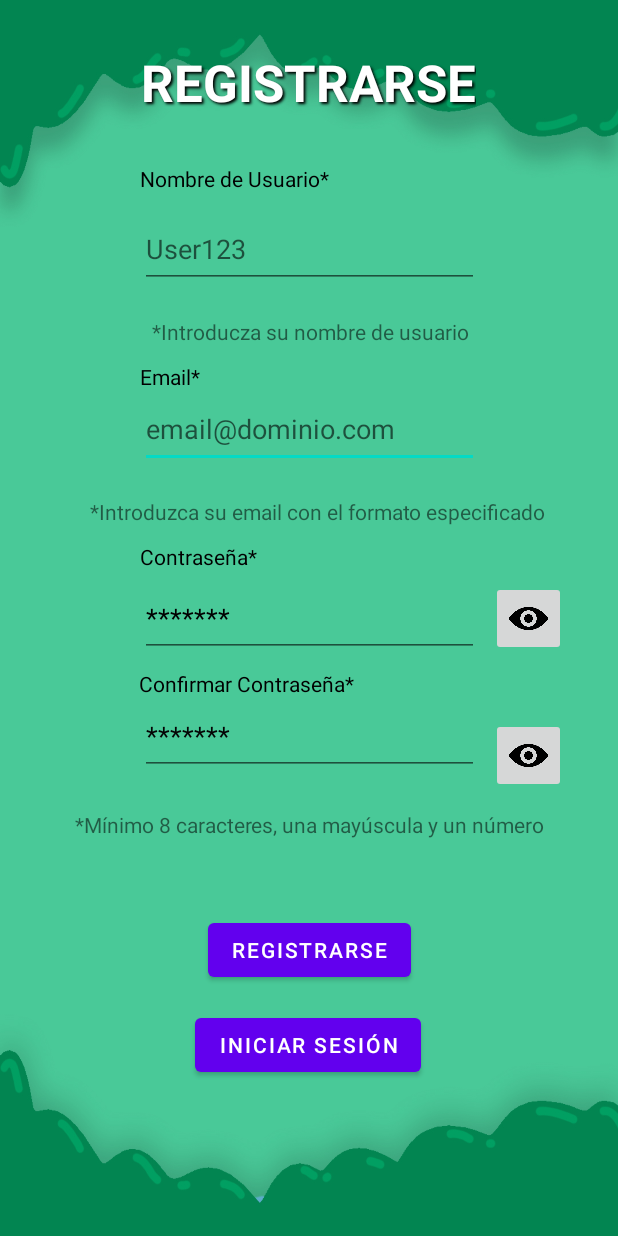
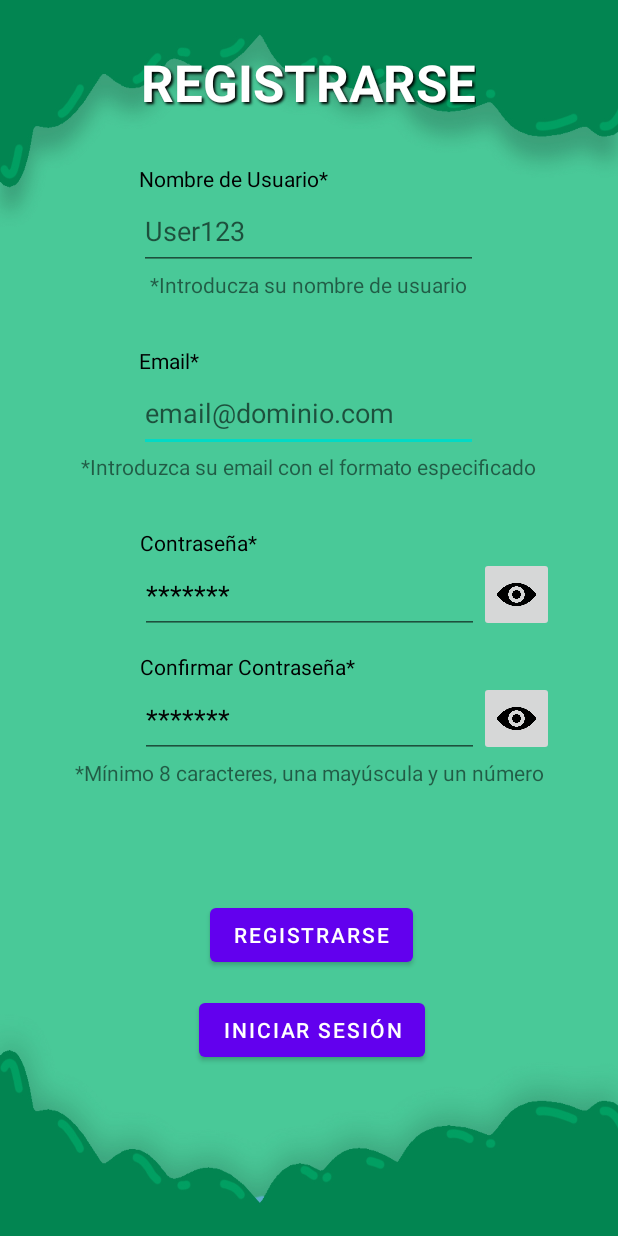
Before and after one commit to Ivangb0/Proyecto-PSW, an Android app: the Registrarse screen opened directly, with no data from a screen before it, on a phone screen of 412 x 824 dp. Run offline under Robolectric (Android 15) with nearby library versions, the phone set to English and light mode, and no system bars.

Commit message:
arreglos en diseño, ahora luego sigo

```diff
--- a/app/src/main/java/com/example/odswix/AbandonarPartida.java
+++ b/app/src/main/java/com/example/odswix/AbandonarPartida.java
@@ -15,7 +15,7 @@ import BusinessLogic.User;
 public class AbandonarPartida extends AppCompatActivity{
     TextView textView29;
     public User usuario = null;
-    TextView textView40;
+
     Button buttonContinuarAlMenu;
     boolean appMuted;
 
@@ -34,8 +34,7 @@ public class AbandonarPartida extends AppCompatActivity{
 
         buttonContinuarAlMenu = (Button) findViewById(R.id.buttonContinuarAlMenu);
         textView29 = (TextView) findViewById(R.id.textView29);
-        textView40 = (TextView) findViewById(R.id.textView40);
-        textView29.setText(String.valueOf((int)intent.getSerializableExtra("pntsFin")));
+        textView29.setText("Puntuación consolidada: " + String.valueOf((int)intent.getSerializableExtra("pntsFin")) + " puntos");
 
     }
 
--- a/app/src/main/res/layout/activity_iniciar_sesion.xml
+++ b/app/src/main/res/layout/activity_iniciar_sesion.xml
@@ -46,7 +46,7 @@
         android:id="@+id/textView4"
         android:layout_width="wrap_content"
         android:layout_height="wrap_content"
-        android:layout_marginTop="72dp"
+        android:layout_marginTop="80dp"
         android:shadowColor="#000000"
         android:shadowDx="1.5"
         android:shadowDy="1.5"
--- a/app/src/main/res/layout/registrarusuario.xml
+++ b/app/src/main/res/layout/registrarusuario.xml
@@ -11,13 +11,12 @@
         android:id="@+id/imageOjo2"
         android:layout_width="50dp"
         android:layout_height="50dp"
-        android:layout_marginStart="8dp"
-        android:layout_marginTop="41dp"
+        android:contentDescription="mostrarContraRegis"
         android:onClick="mostrarConfirmPassword"
         android:scaleType="fitCenter"
         android:src="@drawable/ojo"
         app:layout_constraintStart_toEndOf="@+id/confirmContr"
-        app:layout_constraintTop_toBottomOf="@+id/imageOjo1" />
+        app:layout_constraintTop_toBottomOf="@+id/textView31" />
 
     <Button
         android:id="@+id/bregistro"
@@ -26,8 +25,8 @@
         android:layout_marginTop="15dp"
         android:onClick="registro"
         android:text="Registrarse"
-        app:layout_constraintEnd_toEndOf="parent"
-        app:layout_constraintStart_toStartOf="parent"
+        app:layout_constraintEnd_toEndOf="@+id/Eempty"
+        app:layout_constraintStart_toStartOf="@+id/Eempty"
         app:layout_constraintTop_toBottomOf="@+id/Eempty" />
 
     <Button
@@ -37,9 +36,9 @@
         android:layout_marginTop="15dp"
         android:onClick="iniciarSes"
         android:text="Iniciar Sesión"
-        app:layout_constraintEnd_toEndOf="parent"
+        app:layout_constraintEnd_toEndOf="@+id/bregistro"
         app:layout_constraintHorizontal_bias="0.498"
-        app:layout_constraintStart_toStartOf="parent"
+        app:layout_constraintStart_toStartOf="@+id/bregistro"
         app:layout_constraintTop_toBottomOf="@+id/bregistro" />
 
     <TextView
@@ -55,6 +54,7 @@
         android:textColor="@color/white"
         android:textSize="34sp"
         android:textStyle="bold"
+        android:layout_centerHorizontal="true"
         app:layout_constraintEnd_toEndOf="parent"
         app:layout_constraintHorizontal_bias="0.497"
         app:layout_constraintStart_toStartOf="parent"
@@ -67,9 +67,9 @@
         android:ems="10"
         android:hint="email@dominio.com"
         android:inputType="text"
-        app:layout_constraintEnd_toEndOf="parent"
+        app:layout_constraintEnd_toEndOf="@+id/textView8"
         app:layout_constraintHorizontal_bias="0.502"
-        app:layout_constraintStart_toStartOf="parent"
+        app:layout_constraintStart_toStartOf="@+id/textView8"
         app:layout_constraintTop_toBottomOf="@+id/textView8" />
 
     <TextView
@@ -79,10 +79,9 @@
         android:text="Email ya registrado"
         android:textColor="#FF0000"
         android:visibility="invisible"
-        app:layout_constraintEnd_toEndOf="parent"
-        app:layout_constraintHorizontal_bias="0.498"
-        app:layout_constraintStart_toStartOf="parent"
-        app:layout_constraintTop_toBottomOf="@+id/email" />
+        app:layout_constraintEnd_toEndOf="@+id/textView45"
+        app:layout_constraintStart_toStartOf="@+id/textView45"
+        app:layout_constraintTop_toBottomOf="@+id/textView45" />
 
     <TextView
         android:id="@+id/Epassword"
@@ -91,38 +90,35 @@
         android:text="Las contraseñas no coinciden"
         android:textColor="#FF0000"
         android:visibility="invisible"
-        app:layout_constraintEnd_toEndOf="parent"
-        app:layout_constraintHorizontal_bias="0.5"
-        app:layout_constraintStart_toStartOf="parent"
-        app:layout_constraintTop_toBottomOf="@+id/confirmContr" />
+        app:layout_constraintEnd_toEndOf="@+id/textView49"
+        app:layout_constraintStart_toStartOf="@+id/textView49"
+        app:layout_constraintTop_toBottomOf="@+id/textView49" />
 
     <EditText
         android:id="@+id/contraseña"
         android:layout_width="226dp"
         android:layout_height="51dp"
-        android:layout_marginTop="6dp"
         android:ems="10"
         android:hint="*******"
         android:inputType="text|textPassword"
         android:shadowColor="#000000"
         android:textColor="#000000"
         android:textColorHint="#000000"
-        app:layout_constraintEnd_toEndOf="parent"
+        app:layout_constraintEnd_toEndOf="@+id/textView9"
         app:layout_constraintHorizontal_bias="0.502"
-        app:layout_constraintStart_toStartOf="parent"
+        app:layout_constraintStart_toStartOf="@+id/textView9"
         app:layout_constraintTop_toBottomOf="@+id/textView9" />
 
     <EditText
         android:id="@+id/usuario"
         android:layout_width="226dp"
         android:layout_height="51dp"
-        android:layout_marginTop="12dp"
         android:ems="10"
         android:hint="User123"
         android:inputType="text"
-        app:layout_constraintEnd_toEndOf="parent"
+        app:layout_constraintEnd_toEndOf="@+id/textView10"
         app:layout_constraintHorizontal_bias="0.502"
-        app:layout_constraintStart_toStartOf="parent"
+        app:layout_constraintStart_toStartOf="@+id/textView10"
         app:layout_constraintTop_toBottomOf="@+id/textView10" />
 
     <TextView
@@ -132,20 +128,20 @@
         android:text="Usuario ya registrado"
         android:textColor="#FF0000"
         android:visibility="invisible"
-        app:layout_constraintEnd_toEndOf="parent"
-        app:layout_constraintStart_toStartOf="parent"
-        app:layout_constraintTop_toBottomOf="@+id/usuario" />
+        app:layout_constraintEnd_toEndOf="@+id/textView47"
+        app:layout_constraintStart_toStartOf="@+id/textView47"
+        app:layout_constraintTop_toBottomOf="@+id/textView47" />
 
     <TextView
         android:id="@+id/Eempty"
         android:layout_width="249dp"
         android:layout_height="26dp"
-        android:layout_marginTop="30dp"
+        android:layout_marginTop="12dp"
         android:text="Los campos no pueden quedar vacios"
         android:textColor="#FF0000"
         android:visibility="invisible"
-        app:layout_constraintEnd_toEndOf="parent"
-        app:layout_constraintStart_toStartOf="parent"
+        app:layout_constraintEnd_toEndOf="@+id/Epassword"
+        app:layout_constraintStart_toStartOf="@+id/Epassword"
         app:layout_constraintTop_toBottomOf="@+id/Epassword" />
 
     <EditText
@@ -157,21 +153,21 @@
         android:inputType="textPassword"
         android:textColor="#000000"
         android:textColorHint="#040404"
-        app:layout_constraintEnd_toEndOf="parent"
+        app:layout_constraintEnd_toEndOf="@+id/textView31"
         app:layout_constraintHorizontal_bias="0.5"
-        app:layout_constraintStart_toStartOf="parent"
+        app:layout_constraintStart_toStartOf="@+id/textView31"
         app:layout_constraintTop_toBottomOf="@+id/textView31" />
 
     <TextView
         android:id="@+id/textView31"
         android:layout_width="226dp"
         android:layout_height="wrap_content"
-        android:layout_marginTop="8dp"
+        android:layout_marginTop="12dp"
         android:text="Confirmar Contraseña*"
         android:textColor="#000000"
-        app:layout_constraintEnd_toEndOf="parent"
+        app:layout_constraintEnd_toEndOf="@+id/contraseña"
         app:layout_constraintHorizontal_bias="0.498"
-        app:layout_constraintStart_toStartOf="parent"
+        app:layout_constraintStart_toStartOf="@+id/contraseña"
         app:layout_constraintTop_toBottomOf="@+id/contraseña" />
 
     <TextView
@@ -181,71 +177,70 @@
         android:layout_marginTop="32dp"
         android:text="Nombre de Usuario*"
         android:textColor="#000000"
-        app:layout_constraintEnd_toEndOf="parent"
+        app:layout_constraintEnd_toEndOf="@+id/textView7"
         app:layout_constraintHorizontal_bias="0.502"
-        app:layout_constraintStart_toStartOf="parent"
+        app:layout_constraintStart_toStartOf="@+id/textView7"
         app:layout_constraintTop_toBottomOf="@+id/textView7" />
 
     <TextView
         android:id="@+id/textView8"
         android:layout_width="226dp"
         android:layout_height="wrap_content"
-        android:layout_marginTop="30dp"
+        android:layout_marginTop="12dp"
         android:text="Email*"
         android:textColor="#000000"
-        app:layout_constraintEnd_toEndOf="parent"
-        app:layout_constraintStart_toStartOf="parent"
+        app:layout_constraintEnd_toEndOf="@+id/Euser"
+        app:layout_constraintHorizontal_bias="0.6"
+        app:layout_constraintStart_toStartOf="@+id/Euser"
         app:layout_constraintTop_toBottomOf="@+id/Euser" />
 
     <TextView
         android:id="@+id/textView9"
         android:layout_width="226dp"
         android:layout_height="wrap_content"
-        android:layout_marginTop="30dp"
+        android:layout_marginTop="12dp"
         android:text="Contraseña*"
         android:textColor="#000000"
-        app:layout_constraintEnd_toEndOf="parent"
-        app:layout_constraintStart_toStartOf="parent"
+        app:layout_constraintEnd_toEndOf="@+id/Eemail"
+        app:layout_constraintStart_toStartOf="@+id/Eemail"
         app:layout_constraintTop_toBottomOf="@+id/Eemail" />
 
     <ImageButton
         android:id="@+id/imageOjo1"
         android:layout_width="50dp"
         android:layout_height="50dp"
-        android:layout_marginStart="8dp"
-        android:layout_marginTop="387dp"
         android:onClick="mostrarContraseña"
+        android:contentDescription="mostrarContraRegis"
         android:scaleType="fitCenter"
         android:src="@drawable/ojo"
         app:layout_constraintStart_toEndOf="@+id/contraseña"
-        app:layout_constraintTop_toTopOf="parent" />
+        app:layout_constraintTop_toBottomOf="@+id/textView9" />
 
     <TextView
         android:id="@+id/textView45"
         android:layout_width="wrap_content"
         android:layout_height="wrap_content"
-        android:layout_marginStart="60dp"
         android:text="*Introduzca su email con el formato especificado"
-        app:layout_constraintStart_toStartOf="parent"
-        app:layout_constraintTop_toBottomOf="@+id/Eemail" />
+        app:layout_constraintEnd_toEndOf="@+id/email"
+        app:layout_constraintStart_toStartOf="@+id/email"
+        app:layout_constraintTop_toBottomOf="@+id/email" />
 
     <TextView
         android:id="@+id/textView47"
         android:layout_width="wrap_content"
         android:layout_height="wrap_content"
-        android:layout_marginStart="101dp"
         android:text="*Introducza su nombre de usuario"
-        app:layout_constraintStart_toStartOf="parent"
-        app:layout_constraintTop_toBottomOf="@+id/Euser" />
+        app:layout_constraintEnd_toEndOf="@+id/usuario"
+        app:layout_constraintStart_toStartOf="@+id/usuario"
+        app:layout_constraintTop_toBottomOf="@+id/usuario" />
 
     <TextView
         android:id="@+id/textView49"
         android:layout_width="wrap_content"
         android:layout_height="wrap_content"
-        android:layout_marginStart="50dp"
-        android:layout_marginTop="2dp"
         android:text="*Mínimo 8 caracteres, una mayúscula y un número"
-        app:layout_constraintStart_toStartOf="parent"
-        app:layout_constraintTop_toBottomOf="@+id/Epassword" />
+        app:layout_constraintEnd_toStartOf="@+id/imageOjo2"
+        app:layout_constraintStart_toStartOf="@+id/confirmContr"
+        app:layout_constraintTop_toBottomOf="@+id/confirmContr" />
 
 </androidx.constraintlayout.widget.ConstraintLayout>
```
Also changed, not shown: app/src/main/java/com/example/odswix/Armario.java (+11 -19 lines), app/src/main/res/layout/abandonarpartida.xml (+33 -27 lines), app/src/main/res/layout/activity_main.xml (+5 -4 lines), app/src/main/res/layout/activity_menu_configuracion.xml (+36 -30 lines), app/src/main/res/layout/armario.xml (+5 -26 lines).
